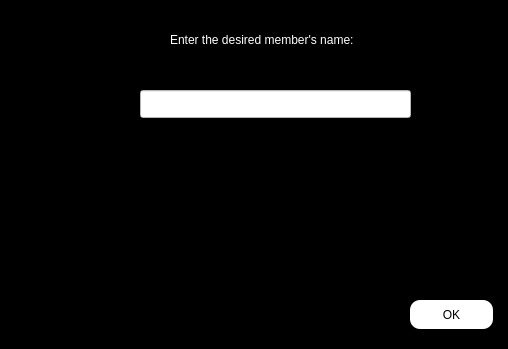
Above: enter/view_member_task_in_project.ui from Shayanrava/APproject before the change. Below: the same form after it.
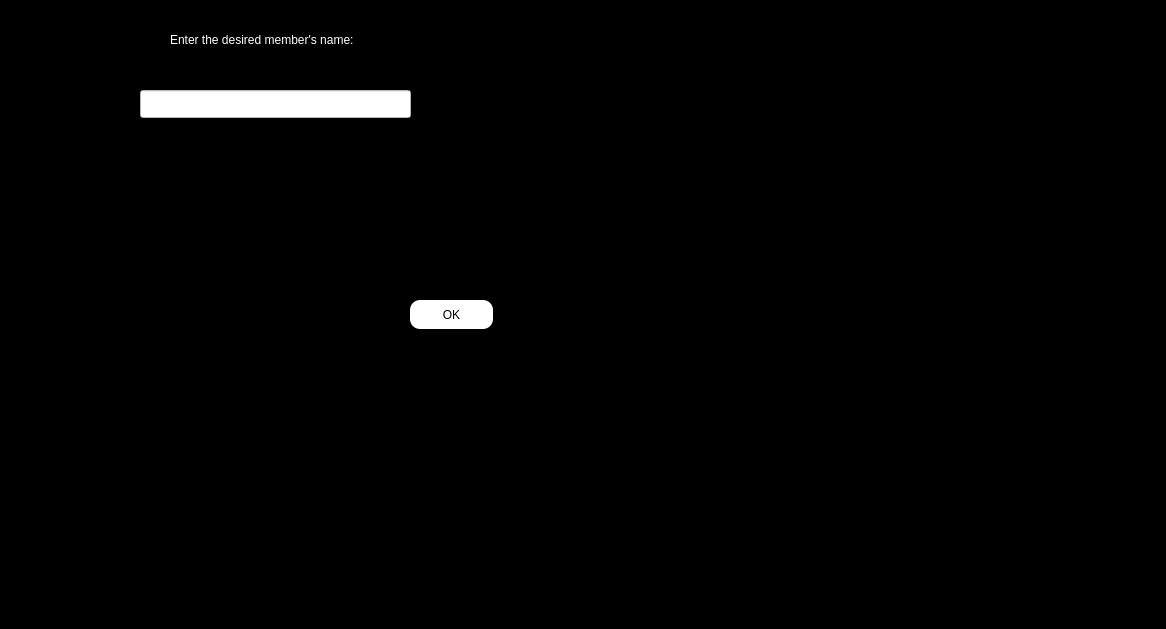
That is the form after the change.

Diff of the .ui file:
```diff
--- a/enter/view_member_task_in_project.ui
+++ b/enter/view_member_task_in_project.ui
@@ -6,8 +6,8 @@
    <rect>
     <x>0</x>
     <y>0</y>
-    <width>508</width>
-    <height>349</height>
+    <width>1166</width>
+    <height>629</height>
    </rect>
   </property>
   <property name="windowTitle">
```
